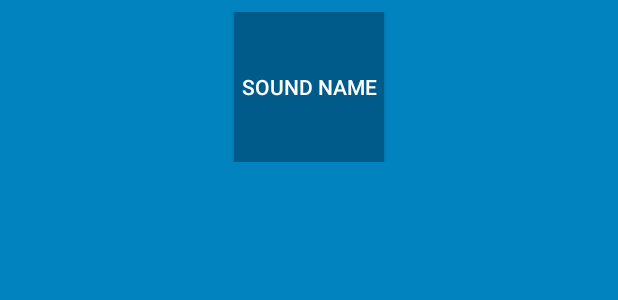
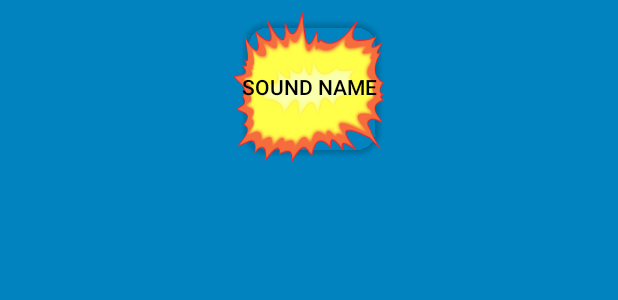
Before and after one commit to csiems/MVVM_Beatbox, an Android app: the layout list_item_sound.xml on its own in the app's theme, with its tools: preview values and no code run, on a phone screen of 412 x 824 dp. Shown: the top 300 px of the screen. Run offline under Robolectric (Android 15) with nearby library versions, the phone set to English and light mode, and no system bars.

Commit message:
stylize buttons

```diff
--- a/app/src/main/java/com/bignerdranch/android/beatbox/Sound.java
+++ b/app/src/main/java/com/bignerdranch/android/beatbox/Sound.java
@@ -12,7 +12,7 @@ public class Sound {
     public Sound(String assetPath) {
         mAssetPath = assetPath;
         String[] components = assetPath.split("/");
-        String filename = components[components.length - 1];
+        String filename = components[components.length - 1].substring(3);
         mName = filename.replace(".wav", "");
     }
 
--- /dev/null
+++ b/app/src/main/res/drawable/button_beat_box.xml
@@ -0,0 +1,6 @@
+<?xml version="1.0" encoding="utf-8"?>
+<selector xmlns:android="http://schemas.android.com/apk/res/android">
+    <item android:drawable="@drawable/ic_button_beat_box_pressed"
+          android:state_pressed="true"/>
+    <item android:drawable="@drawable/ic_button_beat_box_default"/>
+</selector>
--- a/app/src/main/res/values/styles.xml
+++ b/app/src/main/res/values/styles.xml
@@ -14,7 +14,8 @@
     </style>
 
     <style name="BeatBoxButton" parent="Widget.AppCompat.Button">
-        <item name="android:background">@color/dark_blue</item>
+        <item name="android:background">@drawable/button_beat_box</item>
+        <item name="android:textColor">@color/black</item>
     </style>
 
     <style name="BeatBoxSeekbar" parent="Widget.AppCompat.SeekBar">
```
Also changed, not shown: app/src/main/res/drawable/button_beat_box_normal.xml (+5 -2 lines), app/src/main/res/drawable/button_beat_box_pressed.xml (added, +24 -0 lines), app/src/main/res/drawable-xxhdpi/ic_button_beat_box_default.9.png (added), app/src/main/res/drawable-xxhdpi/ic_button_beat_box_pressed.9.png (added).
